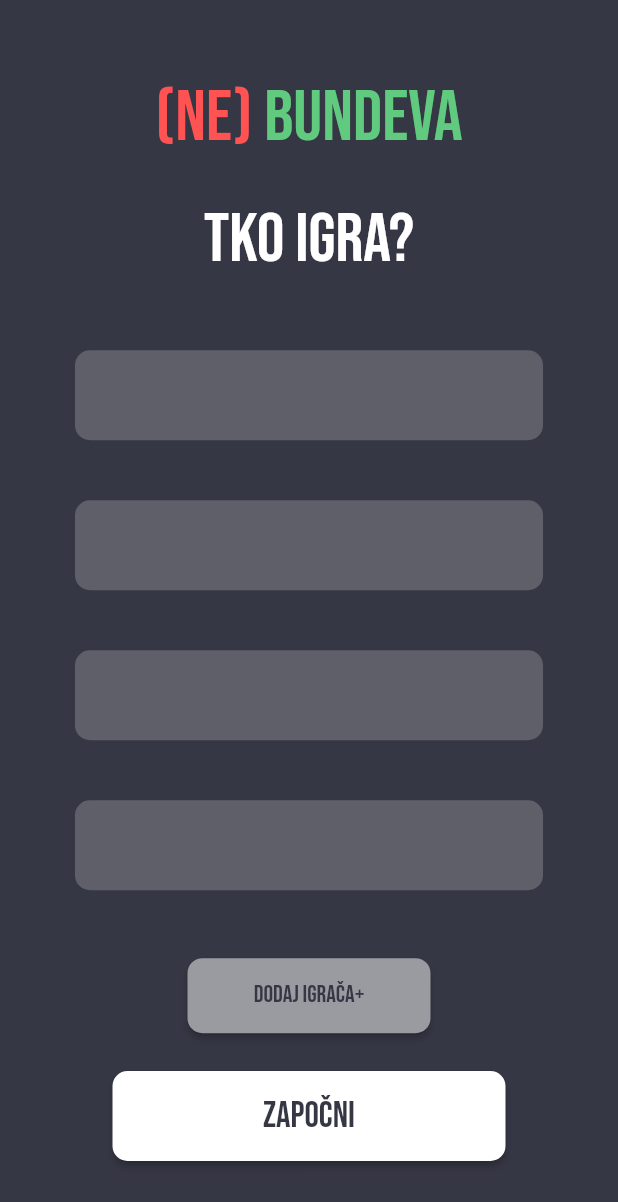
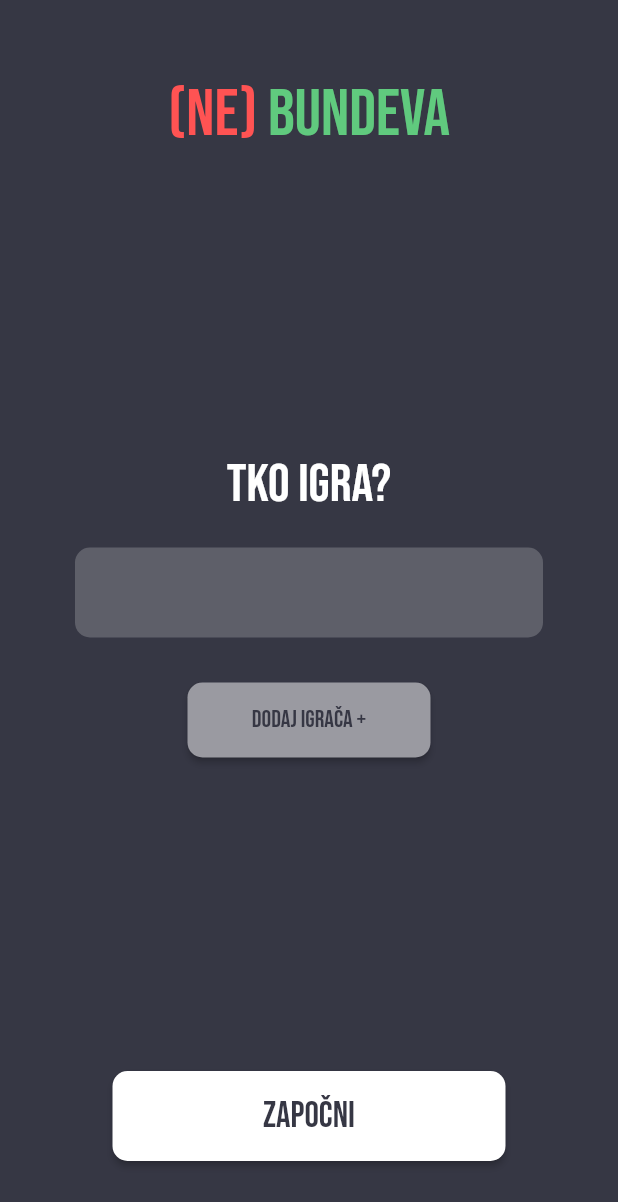
Before and after one commit to eniodordan/nebundeva, a Flutter app: the screen it shows after launch, on a phone screen of 412 x 824 dp. Shown: the top 1202 px of the screen. Run offline on Flutter 3.47's test engine with Material 2 defaults, Android fonts, the phone set to English and light mode, and no system bars.

Commit message:
Completed design implementation

```diff
--- a/lib/constants.dart
+++ b/lib/constants.dart
@@ -3,6 +3,8 @@ import 'package:flutter/material.dart';
 const kGreenColour = Color(0xFF60CA7E);
 
 const kRedColour = Color(0xFFFF5353);
+
+const kDarkRedColour = Color(0xFF573F48);
 
 const kGreyColour = Color(0xFF86878F);
 
--- a/lib/main.dart
+++ b/lib/main.dart
@@ -6,6 +6,9 @@ import 'package:provider/provider.dart';
 import 'package:nebundeva/models/game_data.dart';
 import 'package:nebundeva/screens/home_screen.dart';
 import 'package:nebundeva/screens/mode_screen.dart';
+import 'package:nebundeva/screens/game_screen.dart';
+import 'package:nebundeva/screens/scoreboard_screen.dart';
+import 'package:nebundeva/screens/bus_screen.dart';
 
 void main() {
   runApp(Nebundeva());
@@ -28,6 +31,9 @@ class Nebundeva extends StatelessWidget {
         routes: {
           HomeScreen.id: (context) => HomeScreen(),
           ModeScreen.id: (context) => ModeScreen(),
+          GameScreen.id: (context) => GameScreen(),
+          ScoreboardScreen.id: (context) => ScoreboardScreen(),
+          BusScreen.id: (context) => BusScreen(),
         },
       ),
     );
--- a/lib/screens/home_screen.dart
+++ b/lib/screens/home_screen.dart
@@ -2,7 +2,6 @@ import 'package:flutter/material.dart';
 import 'package:nebundeva/constants.dart';
 
 import 'package:nebundeva/screens/mode_screen.dart';
-import 'package:nebundeva/widgets/player_text_field.dart';
 
 class HomeScreen extends StatefulWidget {
   static const String id = 'home_screen';
@@ -12,12 +11,15 @@ class HomeScreen extends StatefulWidget {
 }
 
 class _HomeScreenState extends State<HomeScreen> {
+  List<bool> isInputVisible = [true, false, false, false];
+  bool isButtonVisible = true;
+
   @override
   Widget build(BuildContext context) {
     return Scaffold(
       body: SafeArea(
         child: Padding(
-          padding: EdgeInsets.all(50),
+          padding: EdgeInsets.symmetric(vertical: 50, horizontal: 50),
           child: Column(
             mainAxisAlignment: MainAxisAlignment.spaceBetween,
             children: [
@@ -28,38 +30,107 @@ class _HomeScreenState extends State<HomeScreen> {
                     '(NE) ',
                     style: TextStyle(
                       color: kRedColour,
-                      fontSize: 48,
+                      fontSize: 44,
                     ),
                   ),
                   Text(
                     'BUNDEVA',
                     style: TextStyle(
                       color: kGreenColour,
-                      fontSize: 48,
+                      fontSize: 44,
                     ),
                   ),
                 ],
               ),
-              Text(
-                'Tko igra?',
-                style: TextStyle(fontSize: 46),
-              ),
               Column(
                 children: [
-                  PlayerTextField(),
-                  PlayerTextField(),
-                  PlayerTextField(),
-                  PlayerTextField(),
+                  Padding(
+                    padding: EdgeInsets.symmetric(vertical: 10),
+                    child: Text(
+                      'Tko igra?',
+                      style: TextStyle(fontSize: 36),
+                    ),
+                  ),
+                  PlayerTextField(isVisible: isInputVisible[0]),
+                  PlayerTextField(isVisible: isInputVisible[1]),
+                  PlayerTextField(isVisible: isInputVisible[2]),
+                  PlayerTextField(isVisible: isInputVisible[3]),
+                  AddPlayerButton(
+                    isVisible: isButtonVisible,
+                    onPressed: () {
+                      int i = 0;
+                      while (isInputVisible[i]) i++;
+
+                      setState(() {
+                        isInputVisible[i] = true;
+
+                        if (i == isInputVisible.length - 1) {
+                          isButtonVisible = false;
+                        }
+                      });
+                    },
+                  ),
                 ],
               ),
-              Padding(
-                padding: EdgeInsets.symmetric(horizontal: 75),
+              StartButton(),
+            ],
+          ),
+        ),
+      ),
+    );
+  }
+}
+
+class PlayerTextField extends StatelessWidget {
+  final bool isVisible;
+
+  PlayerTextField({required this.isVisible});
+
+  @override
+  Widget build(BuildContext context) {
+    return Visibility(
+      visible: isVisible,
+      child: Padding(
+        padding: EdgeInsets.symmetric(vertical: 10),
+        child: Container(
+          height: 60,
+          child: TextField(
+            style: TextStyle(fontSize: 24),
+            cursorColor: Colors.white,
+            decoration: InputDecoration(
+              filled: true,
+              fillColor: kDarkGreyColour,
+              border: OutlineInputBorder(
+                borderRadius: BorderRadius.circular(10),
+                borderSide: BorderSide.none,
+              ),
+              contentPadding: EdgeInsets.fromLTRB(20, 20, 20, 15),
+            ),
+          ),
+        ),
+      ),
+    );
+  }
+}
+
+class AddPlayerButton extends StatelessWidget {
+  final bool isVisible;
+  final VoidCallback onPressed;
+
+  const AddPlayerButton({required this.isVisible, required this.onPressed});
+
+  @override
+  Widget build(BuildContext context) {
+    return Visibility(
+      visible: isVisible,
+      child: Padding(
+        padding: EdgeInsets.symmetric(vertical: 20, horizontal: 75),
         child: Container(
           height: 50,
           width: double.infinity,
           child: ElevatedButton(
             child: Text(
-                      'Dodaj igrača+',
+              'Dodaj igrača +',
               style: TextStyle(
                 color: kBackgroundColour,
                 fontSize: 16,
@@ -67,17 +138,22 @@ class _HomeScreenState extends State<HomeScreen> {
             ),
             style: ElevatedButton.styleFrom(
               primary: Color(0xFF9A9AA1),
-                      shape: new RoundedRectangleBorder(
+              shape: RoundedRectangleBorder(
                 borderRadius: BorderRadius.circular(10),
               ),
             ),
-                    onPressed: () {
-                      Navigator.pushNamed(context, ModeScreen.id);
-                    },
+            onPressed: onPressed,
           ),
         ),
       ),
-              Padding(
+    );
+  }
+}
+
+class StartButton extends StatelessWidget {
+  @override
+  Widget build(BuildContext context) {
+    return Padding(
       padding: EdgeInsets.symmetric(horizontal: 25),
       child: Container(
         height: 60,
@@ -92,8 +168,8 @@ class _HomeScreenState extends State<HomeScreen> {
           ),
           style: ElevatedButton.styleFrom(
             primary: Colors.white,
-                      shape: new RoundedRectangleBorder(
-                        borderRadius: new BorderRadius.circular(10.0),
+            shape: RoundedRectangleBorder(
+              borderRadius: BorderRadius.circular(10.0),
             ),
           ),
           onPressed: () {
@@ -101,11 +177,6 @@ class _HomeScreenState extends State<HomeScreen> {
           },
         ),
       ),
-              ),
-            ],
-          ),
-        ),
-      ),
     );
   }
 }
--- a/lib/widgets/player_text_field.dart
+++ /dev/null
@@ -1,26 +0,0 @@
-import 'package:flutter/material.dart';
-import 'package:nebundeva/constants.dart';
-
-class PlayerTextField extends StatelessWidget {
-  @override
-  Widget build(BuildContext context) {
-    return Padding(
-      padding: EdgeInsets.symmetric(vertical: 20),
-      child: Container(
-        height: 60,
-        child: TextField(
-          style: TextStyle(fontSize: 24),
-          cursorColor: Colors.white,
-          decoration: InputDecoration(
-            filled: true,
-            fillColor: kDarkGreyColour,
-            border: OutlineInputBorder(
-              borderRadius: BorderRadius.circular(10),
-              borderSide: BorderSide.none,
-            ),
-          ),
-        ),
-      ),
-    );
-  }
-}
```
Also changed, not shown: lib/screens/bus_screen.dart (added, +156 -0 lines), lib/screens/game_screen.dart (added, +133 -0 lines), lib/screens/mode_screen.dart (+70 -44 lines), lib/screens/scoreboard_screen.dart (added, +142 -0 lines), lib/widgets/mode_tile.dart (deleted, +0 -31 lines). Lines whose indentation alone changed are shown as unchanged.
